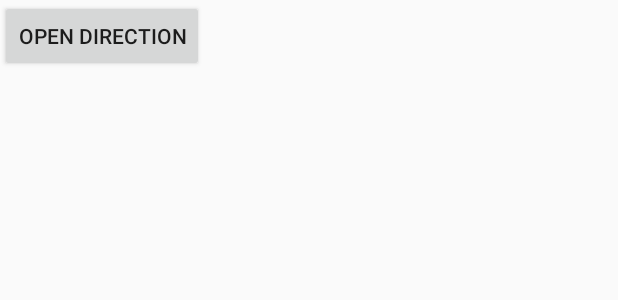
After one commit to jayzhang929/CMSC434-mobileapp, an Android app: the layout polling_location.xml on its own in the app's theme, with its tools: preview values and no code run, on a phone screen of 412 x 824 dp. The commit adds this screen. Shown: the top 300 px of the screen. Run offline under Robolectric (Android 15) with nearby library versions, the phone set to English and light mode, and no system bars.

Commit message:
chore: static polling location address added; maps app open on click

```diff
--- /dev/null
+++ b/app/src/main/res/layout/polling_location.xml
@@ -0,0 +1,10 @@
+<?xml version="1.0" encoding="utf-8"?>
+<LinearLayout xmlns:android="http://schemas.android.com/apk/res/android"
+    android:layout_width="match_parent"
+    android:layout_height="match_parent">
+    <Button
+        android:layout_width="wrap_content"
+        android:layout_height="wrap_content"
+        android:text="Open Direction"
+        android:id="@+id/button"/>
+</LinearLayout>
```
Also changed, not shown: app/src/main/java/edu/umd/cs/tabby/SimpleTabFragment.java (+31 -5 lines).
